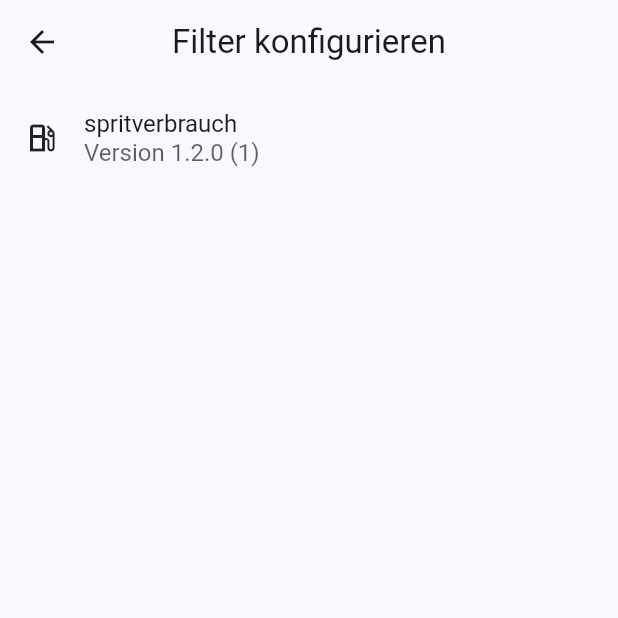
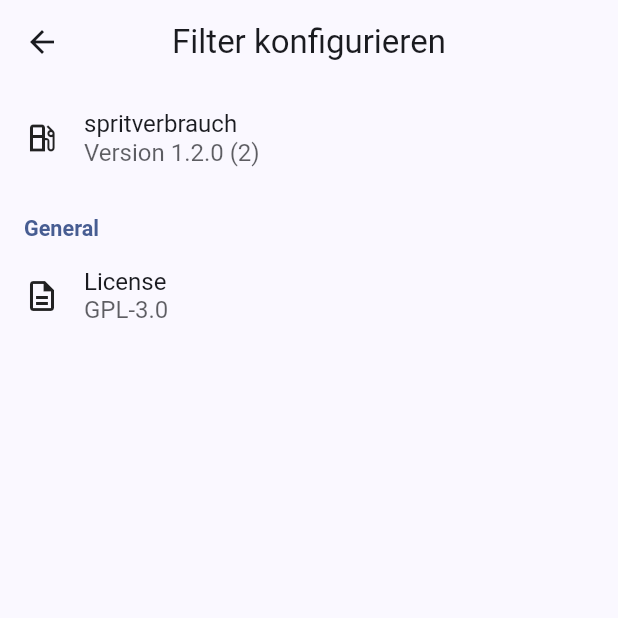
Before and after one commit to RedCommander735/Spritverbrauch, a Flutter app: the About screen opened directly, on a phone screen of 412 x 824 dp, the top half of it. Run offline on Flutter 3.47's test engine with Material 3 defaults, Android fonts, the phone set to English and light mode, and no system bars; drawn by our look-alikes of dynamic_color; our stand-ins replace package_info_plus, shared_preferences, sqflite; missing offline and left inert: icon_decoration; accounts and stored records are empty.

Commit message:
feat: add settings group and license info

```diff
--- a/lib/src/settings/pages/about.dart
+++ b/lib/src/settings/pages/about.dart
@@ -50,6 +50,9 @@ class _AboutState extends State<About> {
               title: appName,
               subtitle: 'Version $version ($buildNumber)',
             ),
+            const SettingsGroup(title: 'General', children: [
+              SettingsItem(icon: Icons.description_outlined, title: 'License', subtitle: 'GPL-3.0',)
+            ])
           ],
         ),
       ),
--- a/lib/src/settings/settings.dart
+++ b/lib/src/settings/settings.dart
@@ -29,12 +29,9 @@ class _SettingsState extends State<Settings> {
         centerTitle: true,
       ),
       body: Consumer<FilterModel>(
-        builder:
-            (BuildContext context, FilterModel filterModel, Widget? child) {
+        builder: (BuildContext context, FilterModel filterModel, Widget? child) {
           return DefaultTextStyle(
-            style: TextStyle(
-                fontSize: textSize,
-                color: Theme.of(context).colorScheme.onBackground),
+            style: TextStyle(fontSize: textSize, color: Theme.of(context).colorScheme.onBackground),
             child: Column(
               children: [
                 const SettingsTopic(
@@ -151,10 +148,22 @@ class SettingsGroup extends StatelessWidget {
   Widget build(BuildContext context) {
     return Column(
       children: List.from([
-        Text(title)
-      ])..addAll(children),
+        Row(
+          children: [
+            Padding(
+              padding: const EdgeInsets.only(left: 16, top: 16),
+              child: Text(
+                title,
+                style: TextStyle(color: Theme.of(context).colorScheme.primary, fontWeight: FontWeight.bold, fontSize: DefaultTextStyle.of(context).style.fontSize! * 9 / 10),
+              ),
+            ),
+          ],
+        )
+      ])
+        ..addAll(children),
     );
   }
+}
 
-}
-// TODO Settings group (inspired by betteruntis settings small headers)
+
+// TODO Add own settings page widget to extend
--- a/pubspec.yaml
+++ b/pubspec.yaml
@@ -16,7 +16,7 @@ publish_to: 'none' # Remove this line if you wish to publish to pub.dev
 # https://developer.apple.com/library/archive/documentation/General/Reference/InfoPlistKeyReference/Articles/CoreFoundationKeys.html
 # In Windows, build-name is used as the major, minor, and patch parts
 # of the product and file versions while build-number is used as the build suffix.
-version: 1.2.0+1
+version: 1.2.0+2
 
 environment:
   flutter: '3.19.0'
```
